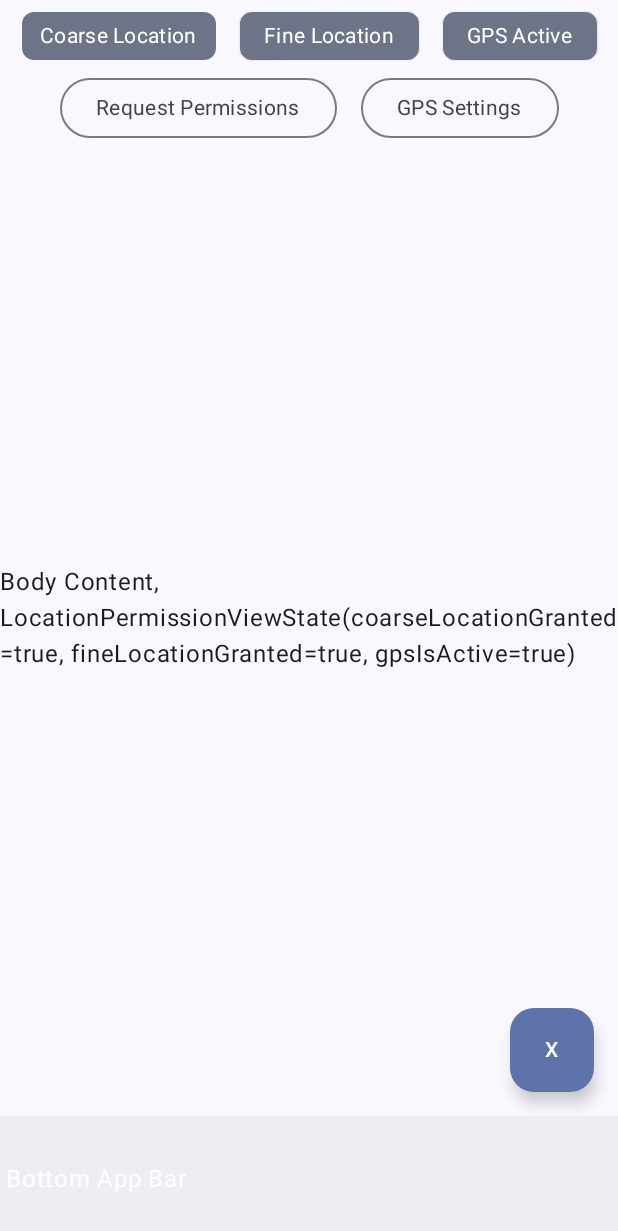
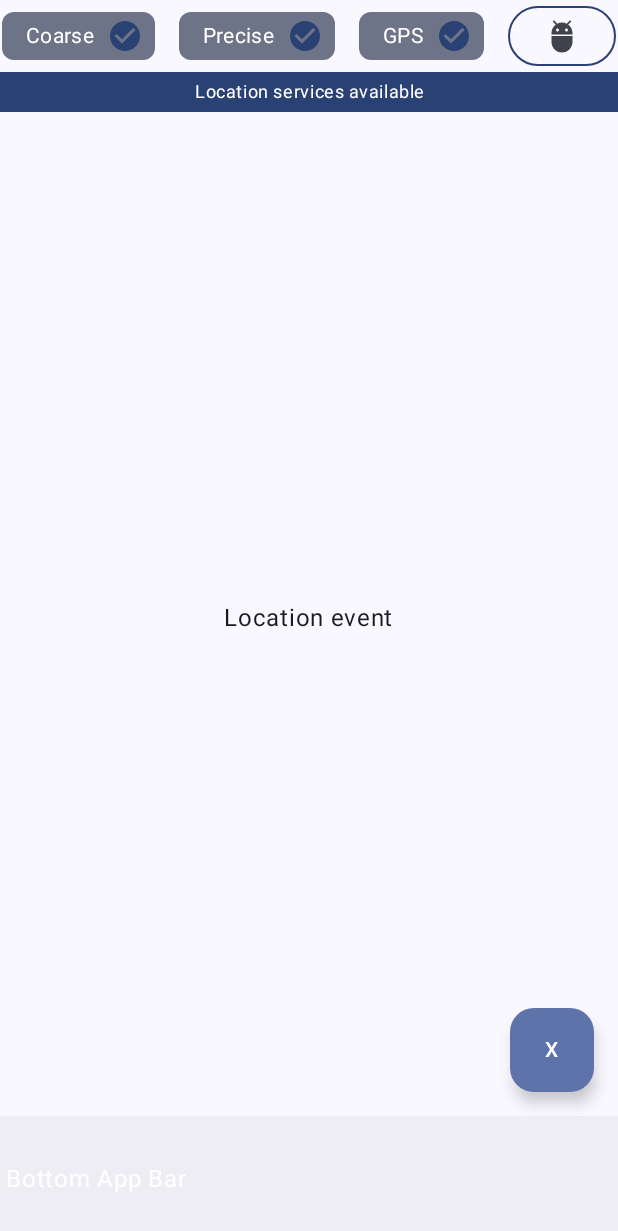
Before and after one commit to bennettandy/LocationApp, an Android app built with Jetpack Compose: the screen it shows after launch (MainActivity), on a phone screen of 412 x 824 dp. Shown: the top 1231 px of the screen. Run offline under Robolectric (Android 15) with nearby library versions, the phone set to English and light mode, and no system bars; our stand-ins replace Dagger/Hilt's generated code.

Commit message:
added LocationEventDisplay placeholder

```diff
--- /dev/null
+++ b/app/location/location_presentation/src/main/java/uk/co/avsoftware/locationpresentation/components/LocationEventDisplay.kt
@@ -0,0 +1,15 @@
+package uk.co.avsoftware.locationpresentation.components
+
+import androidx.compose.material3.Text
+import androidx.compose.runtime.Composable
+import androidx.compose.runtime.State
+import androidx.compose.ui.res.stringResource
+import uk.co.avsoftware.location_presentation.R
+import uk.co.avsoftware.locationpresentation.viewmodel.LocationPermissionViewState
+
+@Composable
+fun LocationEventDisplay(state: State<LocationPermissionViewState>) {
+    Text(
+        text = stringResource(R.string.location_event_title)
+    )
+}
--- a/app/location/location_presentation/src/main/java/uk/co/avsoftware/locationpresentation/components/PermissionStatusBar.kt
+++ b/app/location/location_presentation/src/main/java/uk/co/avsoftware/locationpresentation/components/PermissionStatusBar.kt
@@ -1,19 +1,29 @@
 package uk.co.avsoftware.locationpresentation.components
 
+import androidx.compose.foundation.BorderStroke
+import androidx.compose.foundation.background
 import androidx.compose.foundation.layout.Arrangement
 import androidx.compose.foundation.layout.Column
 import androidx.compose.foundation.layout.Row
 import androidx.compose.foundation.layout.fillMaxWidth
-import androidx.compose.material3.ElevatedFilterChip
+import androidx.compose.foundation.layout.padding
+import androidx.compose.foundation.shape.CircleShape
+import androidx.compose.material.icons.Icons
+import androidx.compose.material.icons.filled.CheckCircle
 import androidx.compose.material3.ExperimentalMaterial3Api
-import androidx.compose.material3.InputChip
+import androidx.compose.material3.FilterChip
+import androidx.compose.material3.Icon
 import androidx.compose.material3.MaterialTheme
 import androidx.compose.material3.OutlinedButton
 import androidx.compose.material3.Text
 import androidx.compose.runtime.Composable
 import androidx.compose.ui.Alignment
 import androidx.compose.ui.Modifier
+import androidx.compose.ui.res.painterResource
+import androidx.compose.ui.res.stringResource
+import androidx.compose.ui.text.style.TextAlign
 import androidx.compose.ui.unit.dp
+import uk.co.avsoftware.location_presentation.R
 import uk.co.avsoftware.locationpresentation.viewmodel.LocationPermissionViewState
 
 @Composable
@@ -21,73 +31,130 @@ fun LocationPermissionStatusBar(
     viewState: LocationPermissionViewState,
     modifier: Modifier = Modifier,
     permissionsClicked: () -> Unit = {},
-    gpsSettingsClicked: () -> Unit = {}
+    gpsSettingsClicked: () -> Unit = {},
+    navigateToPermissionsClicked: () -> Unit = {}
 ) {
+    @Composable
+    fun getStateString(viewState: LocationPermissionViewState) =
+        stringResource(
+        when {
+            !viewState.coarseLocationGranted -> R.string.location_permission_status_coarse_required
+            !viewState.fineLocationGranted -> R.string.location_permission_status_fine_required
+            !viewState.gpsIsActive -> R.string.location_permission_status_gps_required
+
+            else -> R.string.location_permission_status_success
+        })
+
+
     Column(
         modifier = Modifier.fillMaxWidth(),
         horizontalAlignment = Alignment.CenterHorizontally
     ) {
-        LocationStatusChipRow(viewState, modifier)
-        LocationPermissionButtonRow(viewState, modifier, permissionsClicked, gpsSettingsClicked)
+        LocationStatusChipRow(viewState,
+            modifier,
+            permissionsClicked,
+            gpsSettingsClicked,
+            navigateToPermissionsClicked
+        )
+
+        Row(
+            Modifier
+                .fillMaxWidth()
+                .background(
+                    color = MaterialTheme.colorScheme.primary
+                )
+                .align(Alignment.CenterHorizontally)
+        ) {
+            Text(
+                text = getStateString(viewState), color = MaterialTheme.colorScheme.onPrimary,
+                textAlign = TextAlign.Center,
+                style = MaterialTheme.typography.bodySmall,
+                modifier = Modifier
+                    .padding(5.dp)
+                    .fillMaxWidth()
+            )
+        }
     }
 }
 
 @OptIn(ExperimentalMaterial3Api::class)
 @Composable
-private fun LocationStatusChipRow(viewState: LocationPermissionViewState, modifier: Modifier = Modifier) {
-    Row(
-        modifier = modifier,
-        horizontalArrangement = Arrangement.spacedBy(16.dp)
-    ) {
-        InputChip(selected = viewState.coarseLocationGranted, onClick = { /*TODO*/ }, label = {
-            Text(
-                style = MaterialTheme.typography.bodyMedium,
-                text = "Coarse Location"
-            )
-        })
-
-        ElevatedFilterChip(
-            selected = viewState.fineLocationGranted,
-            onClick = { /*TODO*/ },
-            label = {
-                Text(
-                    style = MaterialTheme.typography.bodyMedium,
-                    text = "Fine Location"
-                )
-            }
-        )
-
-        ElevatedFilterChip(selected = viewState.gpsIsActive, onClick = { /*TODO*/ }, label = {
-            Text(
-                style = MaterialTheme.typography.bodyMedium,
-                text = "GPS Active"
-            )
-        })
-    }
-}
-
-@Composable
-private fun LocationPermissionButtonRow(
+private fun LocationStatusChipRow(
     viewState: LocationPermissionViewState,
     modifier: Modifier = Modifier,
-    permissionsClicked: () -> Unit,
-    gpsSettingsClicked: () -> Unit
+    permissionsClicked: () -> Unit = {},
+    gpsSettingsClicked: () -> Unit = {},
+    navigateToPermissionsClicked: () -> Unit = {}
 ) {
     Row(
         modifier = modifier,
         horizontalArrangement = Arrangement.spacedBy(16.dp)
     ) {
-        OutlinedButton(onClick = permissionsClicked) {
+        FilterChip(selected = viewState.coarseLocationGranted,
+            onClick = permissionsClicked,
+            trailingIcon = {
+                GetStateIcon(successState = viewState.coarseLocationGranted)
+            },
+            label = {
                 Text(
                     style = MaterialTheme.typography.bodyMedium,
-                text = "Request Permissions"
+                    text = stringResource(id = R.string.location_chip_coarse)
+                )
+            })
+
+        FilterChip(
+            selected = viewState.fineLocationGranted,
+            onClick = permissionsClicked,
+            trailingIcon = {
+                GetStateIcon(successState = viewState.fineLocationGranted)
+            },
+            label = {
+                Text(
+                    style = MaterialTheme.typography.bodyMedium,
+                    text = stringResource(id = R.string.location_chip_fine)
                 )
             }
-        OutlinedButton(onClick = gpsSettingsClicked) {
+        )
+
+        FilterChip(
+            selected = viewState.gpsIsActive,
+            onClick = gpsSettingsClicked,
+            trailingIcon = {
+                GetStateIcon(successState = viewState.gpsIsActive)
+            },
+            label = {
                 Text(
                     style = MaterialTheme.typography.bodyMedium,
-                text = "GPS Settings"
+                    text = stringResource(id = R.string.location_chip_gps)
+                )
+            })
+
+        OutlinedButton(
+            onClick = navigateToPermissionsClicked,
+            shape = CircleShape,
+            border = BorderStroke(1.dp, MaterialTheme.colorScheme.primary)
+        ) {
+            Icon(
+                painter = painterResource(id = R.drawable.baseline_adb_24),
+                contentDescription = null
             )
         }
     }
 }
+
+@Composable
+private fun GetStateIcon(successState: Boolean) {
+    if (successState) {
+        Icon(
+            Icons.Default.CheckCircle,
+            contentDescription = null,
+            tint = MaterialTheme.colorScheme.primary
+        )
+    } else {
+        Icon(
+            painter = painterResource(id = R.drawable.baseline_cancel_24),
+            contentDescription = null,
+            tint = MaterialTheme.colorScheme.error
+        )
+    }
+}
--- /dev/null
+++ b/app/location/location_presentation/src/main/res/drawable/baseline_adb_24.xml
@@ -0,0 +1,5 @@
+<vector android:height="24dp" android:tint="#000000"
+    android:viewportHeight="24" android:viewportWidth="24"
+    android:width="24dp" xmlns:android="http://schemas.android.com/apk/res/android">
+    <path android:fillColor="@android:color/white" android:pathData="M5,16c0,3.87 3.13,7 7,7s7,-3.13 7,-7v-4L5,12v4zM16.12,4.37l2.1,-2.1 -0.82,-0.83 -2.3,2.31C14.16,3.28 13.12,3 12,3s-2.16,0.28 -3.09,0.75L6.6,1.44l-0.82,0.83 2.1,2.1C6.14,5.64 5,7.68 5,10v1h14v-1c0,-2.32 -1.14,-4.36 -2.88,-5.63zM9,9c-0.55,0 -1,-0.45 -1,-1s0.45,-1 1,-1 1,0.45 1,1 -0.45,1 -1,1zM15,9c-0.55,0 -1,-0.45 -1,-1s0.45,-1 1,-1 1,0.45 1,1 -0.45,1 -1,1z"/>
+</vector>
--- /dev/null
+++ b/app/location/location_presentation/src/main/res/drawable/baseline_cancel_24.xml
@@ -0,0 +1,5 @@
+<vector android:height="24dp" android:tint="#000000"
+    android:viewportHeight="24" android:viewportWidth="24"
+    android:width="24dp" xmlns:android="http://schemas.android.com/apk/res/android">
+    <path android:fillColor="@android:color/white" android:pathData="M12,2C6.47,2 2,6.47 2,12s4.47,10 10,10 10,-4.47 10,-10S17.53,2 12,2zM17,15.59L15.59,17 12,13.41 8.41,17 7,15.59 10.59,12 7,8.41 8.41,7 12,10.59 15.59,7 17,8.41 13.41,12 17,15.59z"/>
+</vector>
--- /dev/null
+++ b/app/location/location_presentation/src/main/res/values/strings.xml
@@ -0,0 +1,13 @@
+<?xml version="1.0" encoding="utf-8"?>
+<resources>
+    <string name="location_chip_coarse">Coarse</string>
+    <string name="location_chip_fine">Precise</string>
+    <string name="location_chip_gps">GPS</string>
+
+    <string name="location_permission_status_fine_required">Fine location permission is required</string>
+    <string name="location_permission_status_coarse_required">Coarse location permission is required</string>
+    <string name="location_permission_status_gps_required">GPS Location must be enabled</string>
+    <string name="location_permission_status_success">Location services available</string>
+
+    <string name="location_event_title">Location event</string>
+</resources>
--- a/app/src/main/java/uk/co/avsoftware/locationapp/MainActivity.kt
+++ b/app/src/main/java/uk/co/avsoftware/locationapp/MainActivity.kt
@@ -10,46 +10,32 @@ import androidx.activity.compose.setContent
 import androidx.activity.result.contract.ActivityResultContracts
 import androidx.activity.viewModels
 import androidx.compose.foundation.background
-import androidx.compose.foundation.clickable
-import androidx.compose.foundation.layout.Arrangement
-import androidx.compose.foundation.layout.Column
 import androidx.compose.foundation.layout.fillMaxSize
-import androidx.compose.foundation.layout.padding
-import androidx.compose.material.icons.Icons
-import androidx.compose.material.icons.filled.Menu
-import androidx.compose.material3.BottomAppBar
-import androidx.compose.material3.BottomAppBarDefaults
 import androidx.compose.material3.ExperimentalMaterial3Api
 import androidx.compose.material3.FloatingActionButton
-import androidx.compose.material3.Icon
 import androidx.compose.material3.MaterialTheme
 import androidx.compose.material3.Scaffold
 import androidx.compose.material3.SnackbarHostState
 import androidx.compose.material3.SnackbarResult
 import androidx.compose.material3.Surface
 import androidx.compose.material3.Text
-import androidx.compose.material3.TopAppBar
-import androidx.compose.material3.TopAppBarDefaults
 import androidx.compose.runtime.Composable
-import androidx.compose.runtime.State
 import androidx.compose.runtime.collectAsState
 import androidx.compose.runtime.remember
 import androidx.compose.runtime.rememberCoroutineScope
-import androidx.compose.ui.Alignment
 import androidx.compose.ui.Modifier
-import androidx.compose.ui.graphics.Color
 import androidx.compose.ui.graphics.RectangleShape
-import androidx.compose.ui.unit.dp
 import androidx.lifecycle.lifecycleScope
 import com.google.android.material.dialog.MaterialAlertDialogBuilder
 import dagger.hilt.android.AndroidEntryPoint
 import kotlinx.coroutines.launch
+import uk.co.avsoftware.locationapp.screens.Body
+import uk.co.avsoftware.locationapp.screens.BottomBar
 import uk.co.avsoftware.locationapp.ui.theme.LocationAppTheme
 import uk.co.avsoftware.locationpresentation.components.LocationPermissionStatusBar
 import uk.co.avsoftware.locationpresentation.viewmodel.LocationPermissionAction
 import uk.co.avsoftware.locationpresentation.viewmodel.LocationPermissionEvent
 import uk.co.avsoftware.locationpresentation.viewmodel.LocationPermissionViewModel
-import uk.co.avsoftware.locationpresentation.viewmodel.LocationPermissionViewState
 
 @OptIn(ExperimentalMaterial3Api::class)
 @AndroidEntryPoint
@@ -125,79 +111,7 @@ class MainActivity : ComponentActivity() {
         }
     )
 
-    @Composable
-    fun TopBar(onMenuClicked: () -> Unit) {
-        // TopAppBar Composable
-        TopAppBar(
-            // Provide Title
-            title = {
-                Text(text = "Scaffold||GFG", color = Color.White)
-            },
-            // Provide the navigation Icon (Icon on the left to toggle drawer)
-            navigationIcon = {
-                Icon(
-                    imageVector = Icons.Default.Menu,
-                    contentDescription = "Menu",
-
-                    // When clicked trigger onClick
-                    // Callback to trigger drawer open
-                    modifier = Modifier.clickable(onClick = onMenuClicked),
-                    tint = Color.White
-                )
-            },
-            // background color of topAppBar
-            colors = TopAppBarDefaults.smallTopAppBarColors(
-                containerColor = MaterialTheme.colorScheme.surface
-            )
-        )
-    }
-
-    @Composable
-    fun BottomBar() {
-        // BottomAppBar Composable
-        BottomAppBar(
-            containerColor = BottomAppBarDefaults.containerColor
-        ) {
-            Text(text = "Bottom App Bar", color = Color.White)
-        }
-    }
-
-    @Composable
-    fun Drawer() {
-        // Column Composable
-        Column(
-            Modifier
-                .background(Color.White)
-                .fillMaxSize()
-        ) {
-            // Repeat is a loop which
-            // takes count as argument
-            repeat(5) { item ->
-                Text(
-                    text = "Item number $item",
-                    modifier = Modifier.padding(8.dp),
-                    color = Color.Black
-                )
-            }
-        }
-    }
-
-    @Composable
-    fun Body(state: State<LocationPermissionViewState>) {
-        Column(
-            verticalArrangement = Arrangement.Center,
-            horizontalAlignment = Alignment.CenterHorizontally,
-            modifier = Modifier
-                .fillMaxSize()
-                .background(MaterialTheme.colorScheme.background)
-        ) {
-            Text(
-                text = "Body Content, ${state.value}",
-                color = MaterialTheme.colorScheme.onBackground
-            )
-        }
-    }
-
+    @OptIn(ExperimentalMaterial3Api::class)
     @SuppressLint("UnusedMaterial3ScaffoldPaddingParameter")
     @Composable
     fun ScaffoldExample(viewModel: LocationPermissionViewModel) {
@@ -228,17 +142,13 @@ class MainActivity : ComponentActivity() {
                         coroutineScope.launch {
                             navigateToGPSSettings()
                         }
+                    },
+                    navigateToPermissionsClicked = {
+                        coroutineScope.launch {
+                            navigateToLocationPermissions()
+                        }
                     }
                 )
-//                TopBar(
-//                    // When menu is clicked open the
-//                    // drawer in coroutine scope
-//                    onMenuClicked = {
-// //                        coroutineScope.launch {
-// //                            // to close use -> scaffoldState.drawerState.close()
-// //                            scaffoldState.drawerState.open()
-// //                        }
-//                    })
             },
 
             // pass the bottomBar
@@ -250,12 +160,6 @@ class MainActivity : ComponentActivity() {
             content = {
                 Body(state)
             },
-
-            // pass the drawer
-            // no drawer - see ModalNavigationDrawer
-//            drawerContent = {
-//                Drawer()
-//            },
 
             floatingActionButton = {
                 // Create a floating action button in
--- /dev/null
+++ b/app/src/main/java/uk/co/avsoftware/locationapp/screens/BottomBar.kt
@@ -0,0 +1,17 @@
+package uk.co.avsoftware.locationapp.screens
+
+import androidx.compose.material3.BottomAppBar
+import androidx.compose.material3.BottomAppBarDefaults
+import androidx.compose.material3.Text
+import androidx.compose.runtime.Composable
+import androidx.compose.ui.graphics.Color
+
+@Composable
+fun BottomBar() {
+    // BottomAppBar Composable
+    BottomAppBar(
+        containerColor = BottomAppBarDefaults.containerColor
+    ) {
+        Text(text = "Bottom App Bar", color = Color.White)
+    }
+}
--- /dev/null
+++ b/app/src/main/java/uk/co/avsoftware/locationapp/screens/LocationPermission.kt
@@ -0,0 +1,26 @@
+package uk.co.avsoftware.locationapp.screens
+
+import androidx.compose.foundation.background
+import androidx.compose.foundation.layout.Arrangement
+import androidx.compose.foundation.layout.Column
+import androidx.compose.foundation.layout.fillMaxSize
+import androidx.compose.material3.MaterialTheme
+import androidx.compose.runtime.Composable
+import androidx.compose.runtime.State
+import androidx.compose.ui.Alignment
+import androidx.compose.ui.Modifier
+import uk.co.avsoftware.locationpresentation.components.LocationEventDisplay
+import uk.co.avsoftware.locationpresentation.viewmodel.LocationPermissionViewState
+
+@Composable
+fun Body(state: State<LocationPermissionViewState>) {
+    Column(
+        verticalArrangement = Arrangement.Center,
+        horizontalAlignment = Alignment.CenterHorizontally,
+        modifier = Modifier
+            .fillMaxSize()
+            .background(MaterialTheme.colorScheme.background)
+    ) {
+        LocationEventDisplay(state)
+    }
+}
--- /dev/null
+++ b/app/src/main/java/uk/co/avsoftware/locationapp/screens/SideDrawer.kt
@@ -0,0 +1,31 @@
+package uk.co.avsoftware.locationapp.screens
+
+import androidx.compose.foundation.background
+import androidx.compose.foundation.layout.Column
+import androidx.compose.foundation.layout.fillMaxSize
+import androidx.compose.foundation.layout.padding
+import androidx.compose.material3.Text
+import androidx.compose.runtime.Composable
+import androidx.compose.ui.Modifier
+import androidx.compose.ui.graphics.Color
+import androidx.compose.ui.unit.dp
+
+@Composable
+fun Drawer() {
+    // Column Composable
+    Column(
+        Modifier
+            .background(Color.White)
+            .fillMaxSize()
+    ) {
+        // Repeat is a loop which
+        // takes count as argument
+        repeat(5) { item ->
+            Text(
+                text = "Item number $item",
+                modifier = Modifier.padding(8.dp),
+                color = Color.Black
+            )
+        }
+    }
+}
--- /dev/null
+++ b/app/src/main/java/uk/co/avsoftware/locationapp/screens/TopBar.kt
@@ -0,0 +1,42 @@
+package uk.co.avsoftware.locationapp.screens
+
+import androidx.compose.foundation.clickable
+import androidx.compose.material.icons.Icons
+import androidx.compose.material.icons.filled.Menu
+import androidx.compose.material3.ExperimentalMaterial3Api
+import androidx.compose.material3.Icon
+import androidx.compose.material3.MaterialTheme
+import androidx.compose.material3.Text
+import androidx.compose.material3.TopAppBar
+import androidx.compose.material3.TopAppBarDefaults
+import androidx.compose.runtime.Composable
+import androidx.compose.ui.Modifier
+import androidx.compose.ui.graphics.Color
+
+@OptIn(ExperimentalMaterial3Api::class)
+@Composable
+fun TopBar(onMenuClicked: () -> Unit) {
+    // TopAppBar Composable
+    TopAppBar(
+        // Provide Title
+        title = {
+            Text(text = "Scaffold||GFG", color = Color.White)
+        },
+        // Provide the navigation Icon (Icon on the left to toggle drawer)
+        navigationIcon = {
+            Icon(
+                imageVector = Icons.Default.Menu,
+                contentDescription = "Menu",
+
+                // When clicked trigger onClick
+                // Callback to trigger drawer open
+                modifier = Modifier.clickable(onClick = onMenuClicked),
+                tint = Color.White
+            )
+        },
+        // background color of topAppBar
+        colors = TopAppBarDefaults.smallTopAppBarColors(
+            containerColor = MaterialTheme.colorScheme.surface
+        )
+    )
+}
```
Lines whose indentation alone changed are shown as unchanged.
